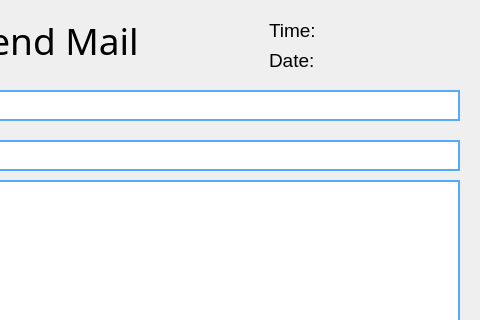
Above: customers.ui from KhairiSlimani/SmartFactory before the change; both pictures show x 271 to 751 and y 0 to 320 of the 751 by 461 pixel window. Below: the same form after it.
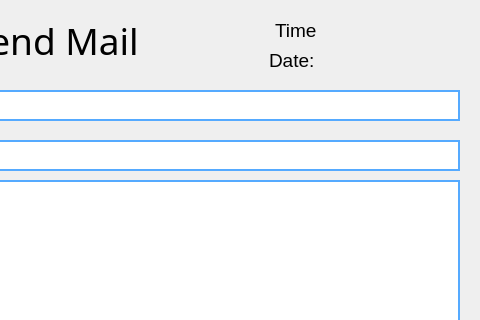
That is the form after the change. The open tabs and pages were chosen to show the change. Icons and pictures are not drawn.

Patch:
```diff
--- a/customers.ui
+++ b/customers.ui
@@ -5275,9 +5275,9 @@
     <widget class="QLabel" name="label_21">
      <property name="geometry">
       <rect>
-       <x>540</x>
+       <x>546</x>
        <y>20</y>
-       <width>47</width>
+       <width>41</width>
        <height>21</height>
       </rect>
      </property>
@@ -5331,7 +5331,7 @@
       <rect>
        <x>590</x>
        <y>45</y>
-       <width>91</width>
+       <width>101</width>
        <height>31</height>
       </rect>
      </property>
```
Left out of the diff: 8 changed lines with no effect on the pictures.
